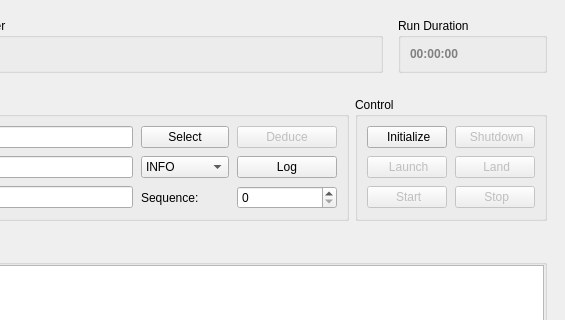
The window that cxx/controllers/MissionControl/MissionControl.ui (constellation-daq/Constellation) describes before a commit, drawn with Qt 5; both pictures show x 715 to 1280 and y 0 to 320 of the 1280 by 720 pixel window.
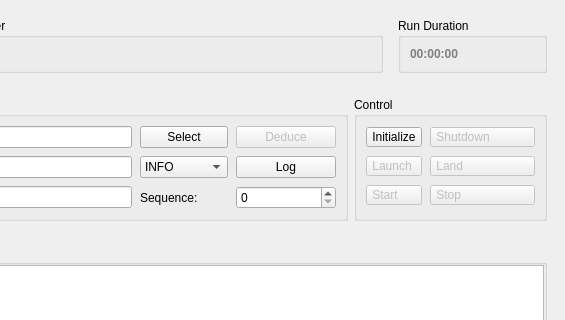
The same window after the commit. Icons and pictures are not drawn.

Commit message: cxx/MC: increase icon size, left align

```diff
--- a/cxx/controllers/MissionControl/MissionControl.ui
+++ b/cxx/controllers/MissionControl/MissionControl.ui
@@ -422,6 +422,9 @@
             <property name="toolTip">
              <string>Stop run for all satellites</string>
             </property>
+            <property name="styleSheet">
+             <string notr="true">text-align:left;padding:2px</string>
+            </property>
             <property name="text">
              <string> Stop</string>
             </property>
@@ -429,6 +432,12 @@
              <iconset resource="../../constellation/gui/Constellation.qrc">
               <normaloff>:/stop</normaloff>:/stop</iconset>
             </property>
+            <property name="iconSize">
+             <size>
+              <width>20</width>
+              <height>20</height>
+             </size>
+            </property>
            </widget>
           </item>
           <item row="2" column="0">
@@ -439,6 +448,9 @@
             <property name="toolTip">
              <string>Start run for all satellites</string>
             </property>
+            <property name="styleSheet">
+             <string notr="true">text-align:left;padding:2px</string>
+            </property>
             <property name="text">
              <string> Start</string>
             </property>
@@ -446,6 +458,12 @@
              <iconset resource="../../constellation/gui/Constellation.qrc">
               <normaloff>:/start</normaloff>:/start</iconset>
             </property>
+            <property name="iconSize">
+             <size>
+              <width>20</width>
+              <height>20</height>
+             </size>
+            </property>
            </widget>
           </item>
           <item row="1" column="1">
@@ -462,6 +480,9 @@
             <property name="toolTip">
              <string>Land all satellites</string>
             </property>
+            <property name="styleSheet">
+             <string notr="true">text-align:left;padding:2px</string>
+            </property>
             <property name="text">
              <string> Land</string>
             </property>
@@ -469,6 +490,12 @@
              <iconset resource="../../constellation/gui/Constellation.qrc">
               <normaloff>:/land</normaloff>:/land</iconset>
             </property>
+            <property name="iconSize">
+             <size>
+              <width>20</width>
+              <height>20</height>
+             </size>
+            </property>
            </widget>
           </item>
           <item row="1" column="0">
@@ -485,6 +512,9 @@
             <property name="toolTip">
              <string>Launch all satellites</string>
             </property>
+            <property name="styleSheet">
+             <string notr="true">text-align:left;padding:2px</string>
+            </property>
             <property name="text">
              <string> Launch</string>
             </property>
@@ -492,6 +522,12 @@
              <iconset resource="../../constellation/gui/Constellation.qrc">
               <normaloff>:/launch</normaloff>:/launch</iconset>
             </property>
+            <property name="iconSize">
+             <size>
+              <width>20</width>
+              <height>20</height>
+             </size>
+            </property>
            </widget>
           </item>
           <item row="0" column="0">
@@ -499,13 +535,22 @@
             <property name="toolTip">
              <string>Initialize all satellites</string>
             </property>
+            <property name="styleSheet">
+             <string notr="true">text-align:left;padding:2px</string>
+            </property>
             <property name="text">
-             <string> Initialize</string>
+             <string> Initialize </string>
             </property>
             <property name="icon">
              <iconset resource="../../constellation/gui/Constellation.qrc">
               <normaloff>:/init</normaloff>:/init</iconset>
             </property>
+            <property name="iconSize">
+             <size>
+              <width>20</width>
+              <height>20</height>
+             </size>
+            </property>
             <property name="flat">
              <bool>false</bool>
             </property>
@@ -516,16 +561,31 @@
             <property name="enabled">
              <bool>false</bool>
             </property>
+            <property name="minimumSize">
+             <size>
+              <width>105</width>
+              <height>0</height>
+             </size>
+            </property>
             <property name="toolTip">
              <string>Shutdown all satellites</string>
             </property>
+            <property name="styleSheet">
+             <string notr="true">text-align:left;padding:2px</string>
+            </property>
             <property name="text">
-             <string> Shutdown</string>
+             <string> Shutdown </string>
             </property>
             <property name="icon">
              <iconset resource="../../constellation/gui/Constellation.qrc">
               <normaloff>:/shutdown</normaloff>:/shutdown</iconset>
             </property>
+            <property name="iconSize">
+             <size>
+              <width>20</width>
+              <height>20</height>
+             </size>
+            </property>
            </widget>
           </item>
          </layout>
```
